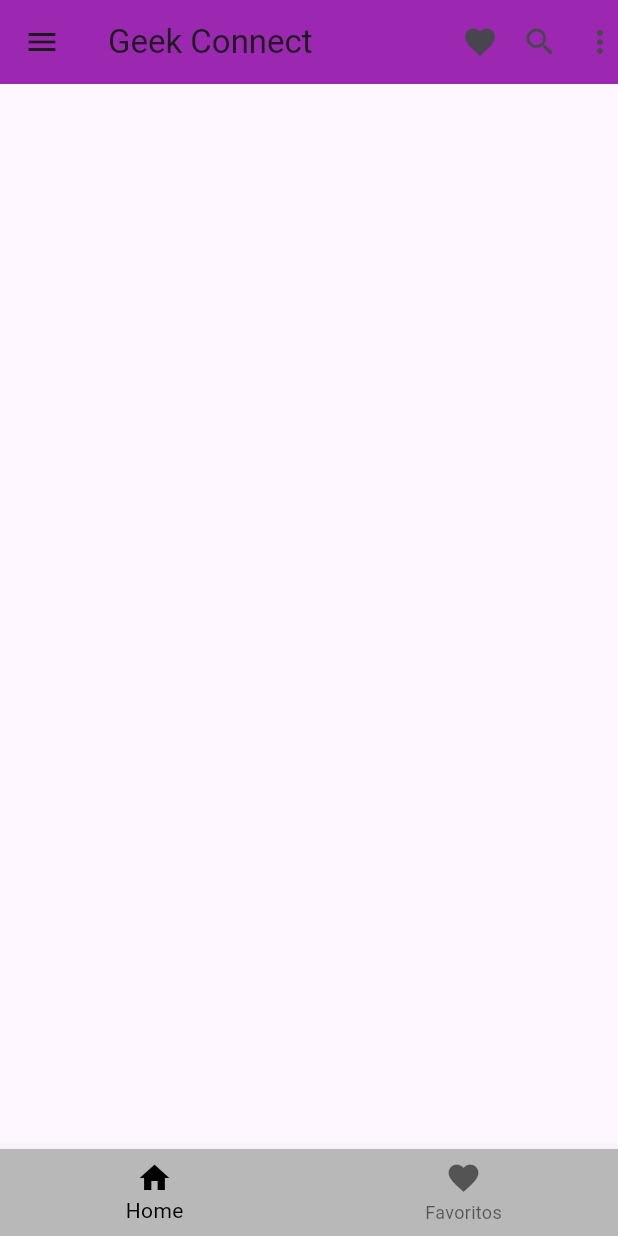
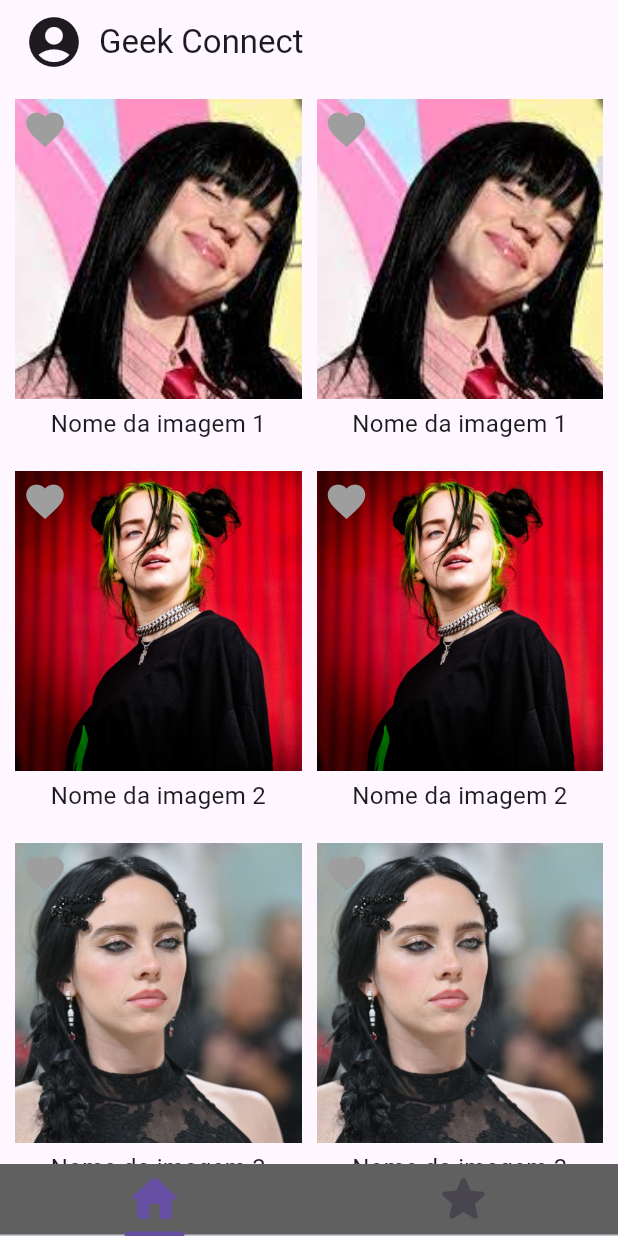
Before and after one commit to LenaMenezes/app_prototipo, a Flutter app: the screen it shows after launch, after a tap on "LOGIN", on a phone screen of 412 x 824 dp. Run offline on Flutter 3.47's test engine with Material 3 defaults, Android fonts, the phone set to English and light mode, and no system bars.

Commit message:
Criando a tela de inicio

```diff
--- a/lib/tela_cadastro.dart
+++ b/lib/tela_cadastro.dart
@@ -7,7 +7,7 @@ void telacadastro() {
 }
 
 class TelaCadastro extends StatelessWidget {
-  const TelaCadastro({Key? key}) : super(key: key);
+  const TelaCadastro({super.key});
 
   @override
   Widget build(BuildContext context) {
@@ -114,10 +114,8 @@ class TelaCadastro extends StatelessWidget {
                   width: 200,
                   height: 50,
                   decoration: BoxDecoration(
-                    color: const Color.fromARGB(
-                        255, 184, 184, 184),
-                    borderRadius:
-                        BorderRadius.circular(10),
+                    color: const Color.fromARGB(255, 184, 184, 184),
+                    borderRadius: BorderRadius.circular(10),
                   ),
                   child: ElevatedButton(
                     onPressed: () {
--- a/lib/tela_inicial.dart
+++ b/lib/tela_inicial.dart
@@ -1,8 +1,7 @@
-// ignore_for_file: prefer_const_constructors, prefer_const_literals_to_create_immutables
+import 'package:flutter/material.dart';
+import 'package:geek_connect/tela_usuario.dart';
 
-import 'package:flutter/material.dart';
-
-void telainicial() {
+void main() {
   runApp(const TelaInicial());
 }
 
@@ -11,39 +10,218 @@ class TelaInicial extends StatelessWidget {
 
   @override
   Widget build(BuildContext context) {
+    return MaterialApp(
+      debugShowCheckedModeBanner: false,
+      home: BottomTabbarExample(),
+    );
+  }
+}
+
+class BottomTabbarExample extends StatefulWidget {
+  const BottomTabbarExample({Key? key}) : super(key: key);
+
+  @override
+  State<StatefulWidget> createState() => BottomTabbarExampleState();
+}
+
+class BottomTabbarExampleState extends State<BottomTabbarExample>
+    with SingleTickerProviderStateMixin {
+  late TabController _tabController;
+
+  @override
+  void initState() {
+    super.initState();
+    _tabController = TabController(
+      length: 2, // Corrigido para 2, pois temos apenas duas abas
+      vsync: this,
+    );
+  }
+
+  @override
+  void dispose() {
+    _tabController.dispose();
+    super.dispose();
+  }
+
+  // Função que retorna o widget correspondente a cada aba
+  Widget _buildTabPage(int index) {
+    switch (index) {
+      case 0:
+        return Inicial();
+      case 1:
+        return Favoritos();
+      default:
+        throw 'Invalid index $index';
+    }
+  }
+
+  @override
+  Widget build(BuildContext context) {
     return Scaffold(
       appBar: AppBar(
-        //backgroundColor: Color.fromARGB(255, 184, 184, 184), toolbarHeight: 80,
-        leading: Icon(Icons.menu),
-        title: Text('Geek Connect'),
-        actions: [
-        Icon(Icons.favorite),
-        Padding(
-          padding: EdgeInsets.symmetric(horizontal: 16),
-          child: Icon(Icons.search),
+        title: Row(
+          children: [
+            GestureDetector(
+              onTap: () {
+                // Navegar para a tela de usuário quando o ícone do usuário for clicado
+                Navigator.push(context,
+                    MaterialPageRoute(builder: (context) => TelaUsuario()));
+              },
+
+              child: Icon(
+                Icons.account_circle,
+                size: 40,
+              ), // Ícone do usuário
+            ),
+            SizedBox(width: 10), // Espaçamento entre o ícone e o texto
+            Text("Geek Connect"),
+          ],
         ),
-        Icon(Icons.more_vert),
+      ),
+      body: TabBarView(
+        controller: _tabController,
+        children: List.generate(
+            2,
+            (index) => _buildTabPage(
+                index)), // Corrigido para chamar _buildTabPage com o índice
+      ),
+      bottomNavigationBar: Material(
+        color: Color.fromARGB(255, 96, 96, 96),
+        child: TabBar(
+          tabs: const [
+            Tab(
+              icon: Icon(
+                Icons.home_rounded,
+                size: 40,
+              ),
+            ),
+            Tab(
+              icon: Icon(
+                Icons.star_rounded,
+                size: 40,
+              ),
+            ),
+          ],
+          controller: _tabController,
+        ),
+      ),
+    );
+  }
+}
+
+// Aba 1: Uma coluna 2x2 de imagens
+
+class Inicial extends StatefulWidget {
+  @override
+  _InicialState createState() => _InicialState();
+}
+
+class _InicialState extends State<Inicial> {
+  // Lista para armazenar o estado de favorito de cada imagem
+  List<bool> isFavoritedList = List<bool>.filled(20, false);
+
+  @override
+  Widget build(BuildContext context) {
+    return SingleChildScrollView(
+      child: Column(
+        children: [
+          // Chama a função para construir uma linha com duas imagens
+          _buildRowWithImages(2, 1, 'assets/img1.jpg', 'Nome da imagem 1'),
+          _buildRowWithImages(3, 4, 'assets/img2.jpg', 'Nome da imagem 2'),
+          _buildRowWithImages(5, 6, 'assets/img3.jpg', 'Nome da imagem 3'),
+          _buildRowWithImages(7, 8, 'assets/img4.jpg', 'Nome da imagem 4'),
+          // Adicione mais linhas de imagens aqui se necessário
         ],
-        backgroundColor: Colors.purple,
       ),
+    );
+  }
 
-      bottomNavigationBar: BottomNavigationBar(
-        backgroundColor: Color.fromARGB(255, 184, 184, 184),
-        fixedColor: Color.fromARGB(255, 0, 0, 0),
+  // Função para construir uma linha com duas imagens
+  Widget _buildRowWithImages(
+      int index1, int index2, String imagePath, String imageName) {
+    return Container(
+      margin: EdgeInsets.all(10.0),
+      child: Row(
+        mainAxisAlignment: MainAxisAlignment.spaceBetween,
+        children: [
+          // Chama a função para construir uma imagem com ícone de coração
+          _buildImageWithHeartIcon(imagePath, imageName, index1),
+          SizedBox(width: 10.0),
+          _buildImageWithHeartIcon(imagePath, imageName, index2),
+        ],
+      ),
+    );
+  }
 
-        currentIndex: 0,
-        items: [
-          BottomNavigationBarItem(
-            icon: Icon(Icons.home),
-            label: "Home",
+  // Função para construir uma imagem com ícone de coração
+  Widget _buildImageWithHeartIcon(
+      String imagePath, String imageName, int imageIndex) {
+    return Expanded(
+      child: Column(
+        children: [
+          Stack(
+            children: [
+              // Imagem
+              Image.asset(
+                imagePath,
+                height: 200.0,
+                width: double.infinity,
+                fit: BoxFit.cover,
+              ),
+              // Ícone de coração
+              Positioned(
+                top: 5.0,
+                left: 5.0,
+                child: GestureDetector(
+                  onTap: () {
+                    setState(() {
+                      // Alterna o estado de favorito ao clicar no ícone de coração
+                      isFavoritedList[imageIndex] =
+                          !isFavoritedList[imageIndex];
+                    });
+                    // Mostra uma mensagem de snackbar quando adiciona aos favoritos
+                    _showSnackBar(
+                        context, 'Evento foi adicionado aos favoritos');
+                  },
+                  child: Icon(
+                    Icons.favorite,
+                    color: isFavoritedList[imageIndex]
+                        ? Colors.purple
+                        : Colors.grey,
+                    size: 30.0,
+                  ),
+                ),
+              ),
+            ],
           ),
-
-          BottomNavigationBarItem(
-            icon: Icon(Icons.favorite),
-            label: "Favoritos",
+          SizedBox(height: 5.0),
+          // Nome da imagem
+          Text(
+            imageName,
+            style: TextStyle(fontSize: 16.0),
           ),
         ],
       ),
     );
   }
+
+  // Função para mostrar uma snackbar
+  void _showSnackBar(BuildContext context, String message) {
+    ScaffoldMessenger.of(context).showSnackBar(
+      SnackBar(
+        content: Text(message),
+        duration: Duration(seconds: 2),
+      ),
+    );
+  }
 }
+
+// Aba 2: Tela de detalhes
+class Favoritos extends StatelessWidget {
+  @override
+  Widget build(BuildContext context) {
+    return Center(
+      child: Text('Favoritos'), // Conteúdo da aba 2
+    );
+  }
+}
--- /dev/null
+++ b/lib/tela_usuario.dart
@@ -0,0 +1,21 @@
+import 'package:flutter/material.dart';
+
+void main() {
+  runApp(const TelaUsuario());
+}
+class TelaUsuario extends StatelessWidget {
+  // ignore: use_super_parameters
+  const TelaUsuario({Key? key}) : super(key: key);
+
+  @override
+  Widget build(BuildContext context) {
+    return Scaffold(
+      appBar: AppBar(
+        title: const Text('Tela do Usuário'),
+      ),
+      body: const Center(
+        child: Text('Esta é a tela do usuário'),
+      ),
+    );
+  }
+}
```
Also changed, not shown: pubspec.yaml (+6 -2 lines), assets/img1.jpg (added), assets/img2.jpg (added), assets/img3.jpg (added), assets/img4.jpg (added).
